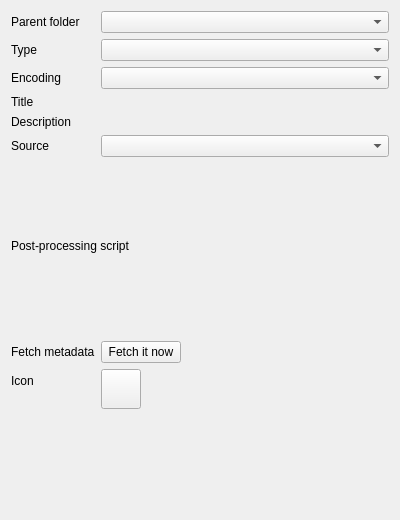
Qt form src/librssguard/services/standard/gui/standardfeeddetails.ui (martinrotter/rssguard) before a commit.
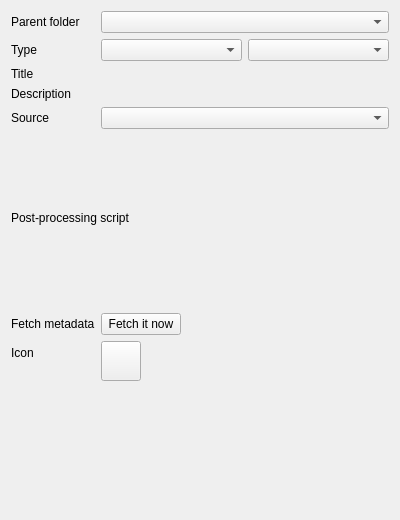
The same form after that commit. Custom widgets are drawn as their Qt base class.

Commit message: slight add feed dialog redesign

Patch:
```diff
--- a/src/librssguard/services/standard/gui/standardfeeddetails.ui
+++ b/src/librssguard/services/standard/gui/standardfeeddetails.ui
@@ -51,30 +51,24 @@
     </widget>
    </item>
    <item row="1" column="1">
-    <widget class="QComboBox" name="m_cmbType">
-     <property name="toolTip">
-      <string>Select type of the standard feed.</string>
-     </property>
-    </widget>
+    <layout class="QHBoxLayout" name="horizontalLayout">
+     <item>
+      <widget class="QComboBox" name="m_cmbType">
+       <property name="toolTip">
+        <string>Select type of the standard feed.</string>
+       </property>
+      </widget>
+     </item>
+     <item>
+      <widget class="QComboBox" name="m_cmbEncoding">
+       <property name="toolTip">
+        <string>Select encoding of the standard feed. If you are unsure about the encoding, then select &quot;UTF-8&quot; encoding.</string>
+       </property>
+      </widget>
+     </item>
+    </layout>
    </item>
    <item row="2" column="0">
-    <widget class="QLabel" name="label_2">
-     <property name="text">
-      <string>Encoding</string>
-     </property>
-     <property name="buddy">
-      <cstring>m_cmbEncoding</cstring>
-     </property>
-    </widget>
-   </item>
-   <item row="2" column="1">
-    <widget class="QComboBox" name="m_cmbEncoding">
-     <property name="toolTip">
-      <string>Select encoding of the standard feed. If you are unsure about the encoding, then select &quot;UTF-8&quot; encoding.</string>
-     </property>
-    </widget>
-   </item>
-   <item row="3" column="0">
     <widget class="QLabel" name="m_lblTitle">
      <property name="text">
       <string>Title</string>
@@ -84,10 +78,10 @@
      </property>
     </widget>
    </item>
-   <item row="3" column="1">
+   <item row="2" column="1">
     <widget class="LineEditWithStatus" name="m_txtTitle" native="true"/>
    </item>
-   <item row="4" column="0">
+   <item row="3" column="0">
     <widget class="QLabel" name="m_lblDescription">
      <property name="text">
       <string>Description</string>
@@ -97,10 +91,10 @@
      </property>
     </widget>
    </item>
-   <item row="4" column="1">
+   <item row="3" column="1">
     <widget class="LineEditWithStatus" name="m_txtDescription" native="true"/>
    </item>
-   <item row="5" column="0">
+   <item row="4" column="0">
     <widget class="QLabel" name="label">
      <property name="text">
       <string>Source</string>
@@ -110,13 +104,55 @@
      </property>
     </widget>
    </item>
-   <item row="5" column="1">
+   <item row="4" column="1">
     <widget class="QComboBox" name="m_cmbSourceType"/>
    </item>
-   <item row="9" column="0" colspan="2">
+   <item row="5" column="0" colspan="2">
+    <widget class="TextEditWithStatus" name="m_txtSource" native="true">
+     <property name="minimumSize">
+      <size>
+       <width>0</width>
+       <height>70</height>
+      </size>
+     </property>
+     <property name="maximumSize">
+      <size>
+       <width>16777215</width>
+       <height>100</height>
+      </size>
+     </property>
+    </widget>
+   </item>
+   <item row="6" column="0" colspan="2">
+    <widget class="QLabel" name="label_4">
+     <property name="text">
+      <string>Post-processing script</string>
+     </property>
+     <property name="buddy">
+      <cstring>m_txtPostProcessScript</cstring>
+     </property>
+    </widget>
+   </item>
+   <item row="7" column="0" colspan="2">
+    <widget class="TextEditWithStatus" name="m_txtPostProcessScript" native="true">
+     <property name="minimumSize">
+      <size>
+       <width>0</width>
+       <height>70</height>
+      </size>
+     </property>
+     <property name="maximumSize">
+      <size>
+       <width>16777215</width>
+       <height>100</height>
+      </size>
+     </property>
+    </widget>
+   </item>
+   <item row="8" column="0" colspan="2">
     <widget class="HelpSpoiler" name="m_lblScriptInfo" native="true"/>
    </item>
-   <item row="10" column="0">
+   <item row="9" column="0">
     <widget class="QLabel" name="label_7">
      <property name="text">
       <string>Fetch metadata</string>
@@ -126,7 +162,7 @@
      </property>
     </widget>
    </item>
-   <item row="10" column="1">
+   <item row="9" column="1">
     <layout class="QHBoxLayout" name="horizontalLayout_2">
      <item>
       <widget class="QPushButton" name="m_btnFetchMetadata">
@@ -150,7 +186,7 @@
      </item>
     </layout>
    </item>
-   <item row="11" column="0">
+   <item row="10" column="0">
     <widget class="QLabel" name="m_lblIcon">
      <property name="text">
       <string>Icon</string>
@@ -160,7 +196,7 @@
      </property>
     </widget>
    </item>
-   <item row="11" column="1">
+   <item row="10" column="1">
     <widget class="QToolButton" name="m_btnIcon">
      <property name="sizePolicy">
       <sizepolicy hsizetype="Fixed" vsizetype="Fixed">
@@ -197,7 +233,7 @@
      </property>
     </widget>
    </item>
-   <item row="12" column="0" colspan="2">
+   <item row="11" column="0" colspan="2">
     <spacer name="verticalSpacer">
      <property name="orientation">
       <enum>Qt::Vertical</enum>
@@ -210,45 +246,6 @@
      </property>
     </spacer>
    </item>
-   <item row="6" column="0" colspan="2">
-    <widget class="TextEditWithStatus" name="m_txtSource" native="true">
-     <property name="minimumSize">
-      <size>
-       <width>0</width>
-       <height>70</height>
-      </size>
-     </property>
-     <property name="maximumSize">
-      <size>
-       <width>16777215</width>
-       <height>100</height>
-      </size>
-     </property>
-    </widget>
-   </item>
-   <item row="8" column="0" colspan="2">
-    <widget class="TextEditWithStatus" name="m_txtPostProcessScript" native="true">
-     <property name="minimumSize">
-      <size>
-       <width>0</width>
-       <height>70</height>
-      </size>
-     </property>
-     <property name="maximumSize">
-      <size>
-       <width>16777215</width>
-       <height>100</height>
-      </size>
-     </property>
-    </widget>
-   </item>
-   <item row="7" column="0" colspan="2">
-    <widget class="QLabel" name="label_4">
-     <property name="text">
-      <string>Post-processing script</string>
-     </property>
-    </widget>
-   </item>
   </layout>
  </widget>
  <customwidgets>
```
